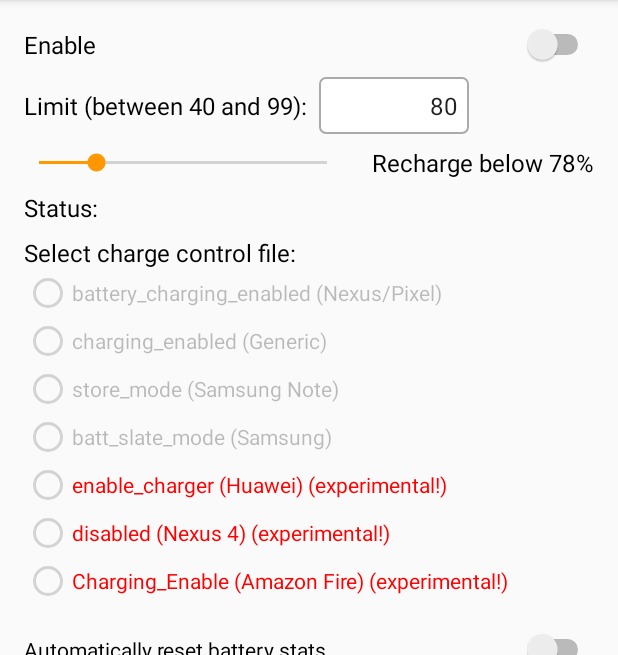
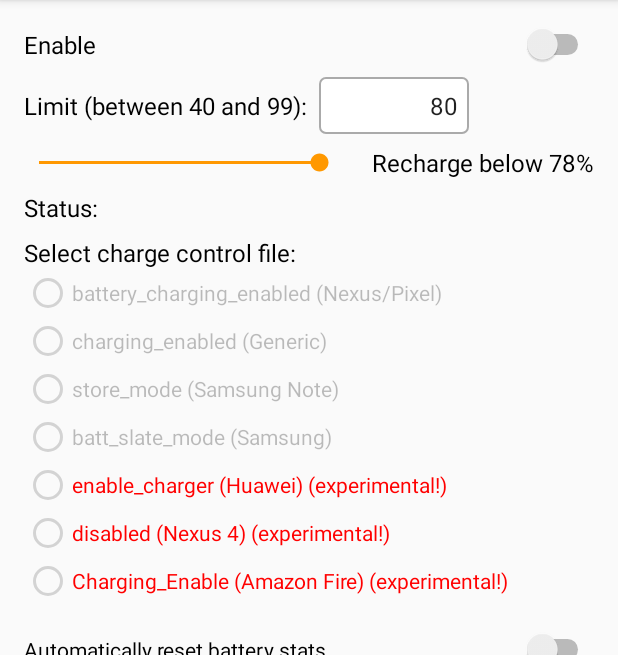
Before and after one commit to sriharshaarangi/BatteryChargeLimit, an Android app: the screen it shows after launch (MainActivity), on a phone screen of 412 x 824 dp, the part 84-739 px from its top. Run offline under Robolectric (Android 15) with nearby library versions, the phone set to English and light mode, and no system bars; libraries missing offline, so code that uses them is left out: eu.chainfire.libsuperuser; 3 statements that could not run were skipped.

Commit message:
Version 0.10.0 - full recharge control, intent enable/disable
+ The recharge threshold is now customizable between 0 and limit value.
+ Sending limit of 100 disables the service, values between 40 and 99 enable it.

```diff
--- a/app/build.gradle
+++ b/app/build.gradle
@@ -10,8 +10,8 @@ android {
         applicationId "com.slash.batterychargelimit"
         minSdkVersion 17
         targetSdkVersion 25
-        versionCode 13
-        versionName "0.9.2"
+        versionCode 14
+        versionName "0.10.0"
         testInstrumentationRunner "android.support.test.runner.AndroidJUnitRunner"
         setProperty("archivesBaseName", "BatteryChargeLimit-$versionName")
     }
--- a/app/src/main/java/com/slash/batterychargelimit/BatteryReceiver.java
+++ b/app/src/main/java/com/slash/batterychargelimit/BatteryReceiver.java
@@ -41,7 +41,7 @@ public class BatteryReceiver extends BroadcastReceiver {
         lastState = -1;
         SharedPreferences settings = service.getSharedPreferences(SETTINGS, 0);
         limitPercentage = settings.getInt(LIMIT, 80);
-        rechargePercentage = limitPercentage - settings.getInt(RECHARGE_DIFF, 2);
+        rechargePercentage = settings.getInt(MIN, limitPercentage - 2);
         if (callOnReceive) {
             Intent batteryIntent = service.registerReceiver(null,
                     new IntentFilter(Intent.ACTION_BATTERY_CHANGED));
--- a/app/src/main/java/com/slash/batterychargelimit/Constants.java
+++ b/app/src/main/java/com/slash/batterychargelimit/Constants.java
@@ -15,7 +15,7 @@ public abstract class Constants {
     public static final String CHARGE_OFF_KEY = "charge_off";
 
     public static final String LIMIT = "limit";
-    public static final String RECHARGE_DIFF = "recharge_threshold";
+    public static final String MIN = "min";
     public static final String ENABLE = "enable";
     public static final String NOTIFICATION_LIVE = "notificationLive";
     public static final String AUTO_RESET_STATS = "auto_reset_stats";
--- a/app/src/main/java/com/slash/batterychargelimit/MainActivity.java
+++ b/app/src/main/java/com/slash/batterychargelimit/MainActivity.java
@@ -22,7 +22,6 @@ import com.google.gson.Gson;
 import com.google.gson.reflect.TypeToken;
 import eu.chainfire.libsuperuser.Shell;
 
-import java.io.IOException;
 import java.io.InputStreamReader;
 import java.io.Reader;
 import java.nio.charset.Charset;
@@ -99,11 +98,17 @@ public class MainActivity extends AppCompatActivity {
                                 }).create().show();
                         return;
                     }
-                case 4:
+                case 1: case 2: case 3: case 4:
                     if (settings.contains("limit_reached")) {
                         settings.edit().remove("limit_reached").apply();
                     }
-                case 6:
+                case 5: case 6: case 7: case 8: case 9: case 10: case 11: case 12: case 13:
+                    if (settings.contains("recharge_threshold")) {
+                        int limit = settings.getInt(LIMIT, 80);
+                        int diff = settings.getInt("recharge_threshold", limit - 2);
+                        settings.edit().putInt(MIN, limit - diff).remove("recharge_threshold").apply();
+                    }
+                case 14:
                     // settings upgrade for future version(s)
             }
             // update the settings version
@@ -152,18 +157,19 @@ public class MainActivity extends AppCompatActivity {
                     //ignore this exception
                 }
                 if (t >= 40 && t <= 99) {
-                    settings.edit().putInt(LIMIT, t).apply();
-                    rangeText.setText(getString(R.string.recharge_below,
-                            t - settings.getInt(RECHARGE_DIFF, 2)));
+                    SharedMethods.setLimit(t, settings);
+                    int min = settings.getInt(MIN, t - 2);
+                    rangeBar.setMax(t);
+                    rangeBar.setProgress(min);
+                    updateRangeText(min);
                 }
             }
         });
         rangeBar.setOnSeekBarChangeListener(new SeekBar.OnSeekBarChangeListener() {
             @Override
-            public void onProgressChanged(SeekBar seekBar, int diff, boolean fromUser) {
-                settings.edit().putInt(RECHARGE_DIFF, diff).apply();
-                rangeText.setText(getString(R.string.recharge_below,
-                        settings.getInt(LIMIT, 80) - diff));
+            public void onProgressChanged(SeekBar seekBar, int min, boolean fromUser) {
+                settings.edit().putInt(MIN, min).apply();
+                updateRangeText(min);
             }
 
             @Override
@@ -351,16 +357,22 @@ public class MainActivity extends AppCompatActivity {
         }
     }
 
-    private void updateUi(){
-        boolean is_enabled = settings.getBoolean(ENABLE, false);
-        enable_Switch.setChecked(is_enabled);
+    private void updateRangeText(int min) {
+        if (min == 0) {
+            rangeText.setText(R.string.no_recharge);
+        } else {
+            rangeText.setText(getString(R.string.recharge_below, min));
+        }
+    }
 
-        int limit_percentage = settings.getInt(LIMIT, 80);
-        limit_TextView.setText(String.valueOf(limit_percentage));
+    private void updateUi() {
+        enable_Switch.setChecked(settings.getBoolean(ENABLE, false));
 
-        int rechargeDiff = settings.getInt(RECHARGE_DIFF, 2);
-        rangeBar.setProgress(rechargeDiff);
-
-        rangeText.setText(getString(R.string.recharge_below, limit_percentage - rechargeDiff));
+        int limit = settings.getInt(LIMIT, 80);
+        int min = settings.getInt(MIN, limit - 2);
+        limit_TextView.setText(String.valueOf(limit));
+        rangeBar.setMax(limit);
+        rangeBar.setProgress(min);
+        updateRangeText(min);
     }
 }
--- a/app/src/main/res/layout/content_main.xml
+++ b/app/src/main/res/layout/content_main.xml
@@ -77,8 +77,8 @@
             android:layout_weight="1"
             android:paddingEnd="30dp"
             android:paddingStart="10dp"
-            android:max="10"
-            android:progress="2" />
+            android:max="80"
+            android:progress="78" />
 
         <TextView
             android:id="@+id/range_text"
--- a/app/src/main/res/values/strings.xml
+++ b/app/src/main/res/values/strings.xml
@@ -16,6 +16,7 @@
     <string name="device_not_supported">Your device is not supported (yet)!</string>
     <string name="ok">OK</string>
     <string name="recharge_below">Recharge below %1$d%%</string>
+    <string name="no_recharge">No automatic recharge</string>
 
     <string name="charging">CHARGING</string>
     <string name="discharging">DISCHARGING</string>
```
Also changed, not shown: app/src/main/java/com/slash/batterychargelimit/SharedMethods.java (+19 -4 lines).
